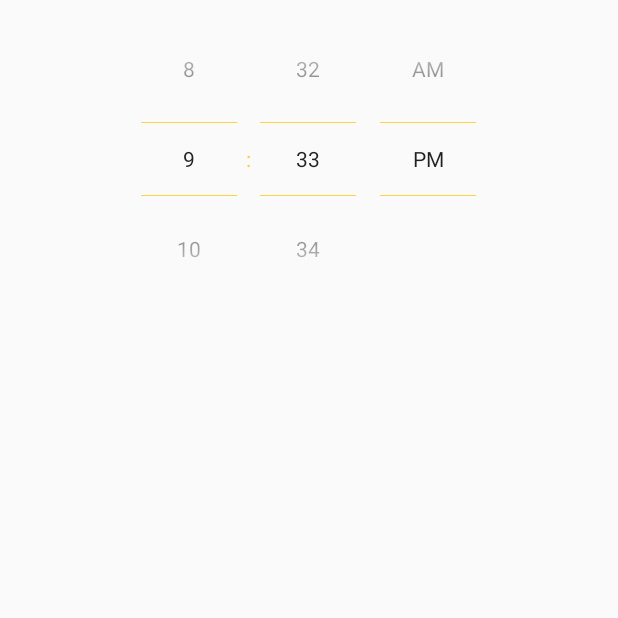
After one commit to zhaoliufeng/MyLab, an Android app: the CtmTimePickerActivity screen opened directly, with no data from a screen before it, on a phone screen of 412 x 824 dp, the top half of it. The commit adds this screen. Run offline under Robolectric (Android 15) with nearby library versions, the phone set to English and light mode, and no system bars.

Commit message:
环形色盘增加开关 彩色 色温的监听 添加自定义时间选择器 使用反射改变样式

```diff
--- a/app/src/main/AndroidManifest.xml
+++ b/app/src/main/AndroidManifest.xml
@@ -29,8 +29,9 @@
         <activity android:name=".ColorPicker.ColorPickerActivity" />
         <activity android:name=".CustomSeekBar.SeekBarActivity" />
         <activity android:name=".ColorPicker.RingColorPickerActivity" />
-        <activity android:name=".CoutomClickView.MulitClickActivity"/>
-        <activity android:name=".lab.ShaderActivity"/>
+        <activity android:name=".CoutomClickView.MulitClickActivity" />
+        <activity android:name=".lab.ShaderActivity" />
+        <activity android:name=".CtmTimePicker.CtmTimePickerActivity"></activity>
     </application>
 
 </manifest>
--- /dev/null
+++ b/app/src/main/java/me/zhaoliufeng/mylab/CtmTimePicker/CtmTimePickerActivity.java
@@ -0,0 +1,15 @@
+package me.zhaoliufeng.mylab.CtmTimePicker;
+
+import android.support.v7.app.AppCompatActivity;
+import android.os.Bundle;
+
+import me.zhaoliufeng.mylab.R;
+
+public class CtmTimePickerActivity extends AppCompatActivity {
+
+    @Override
+    protected void onCreate(Bundle savedInstanceState) {
+        super.onCreate(savedInstanceState);
+        setContentView(R.layout.activity_ctm_time_picker);
+    }
+}
--- a/app/src/main/java/me/zhaoliufeng/mylab/lab/LabActivity.java
+++ b/app/src/main/java/me/zhaoliufeng/mylab/lab/LabActivity.java
@@ -5,6 +5,7 @@ import android.support.v7.app.AppCompatActivity;
 import android.os.Bundle;
 import android.view.View;
 
+import me.zhaoliufeng.mylab.CtmTimePicker.CtmTimePickerActivity;
 import me.zhaoliufeng.mylab.R;
 
 public class LabActivity extends AppCompatActivity {
@@ -26,4 +27,9 @@ public class LabActivity extends AppCompatActivity {
     public void shaderOnClick(View view) {
         startActivity(new Intent(this, ShaderActivity.class));
     }
+
+    public void pickerOnClick(View view) {
+        startActivity(new Intent(this, CtmTimePickerActivity.class));
+    }
+
 }
--- /dev/null
+++ b/app/src/main/res/layout-v21/activity_ctm_time_picker.xml
@@ -0,0 +1,13 @@
+<?xml version="1.0" encoding="utf-8"?>
+<android.support.constraint.ConstraintLayout xmlns:android="http://schemas.android.com/apk/res/android"
+    xmlns:app="http://schemas.android.com/apk/res-auto"
+    xmlns:tools="http://schemas.android.com/tools"
+    android:layout_width="match_parent"
+    android:layout_height="match_parent"
+    tools:context="me.zhaoliufeng.mylab.CtmTimePicker.CtmTimePickerActivity">
+
+    <me.zhaoliufeng.customviews.CustomTimePicker
+        android:timePickerMode="spinner"
+        android:layout_width="match_parent"
+        android:layout_height="match_parent"/>
+</android.support.constraint.ConstraintLayout>
--- /dev/null
+++ b/app/src/main/res/layout/activity_ctm_time_picker.xml
@@ -0,0 +1,13 @@
+<?xml version="1.0" encoding="utf-8"?>
+<android.support.constraint.ConstraintLayout xmlns:android="http://schemas.android.com/apk/res/android"
+    xmlns:app="http://schemas.android.com/apk/res-auto"
+    xmlns:tools="http://schemas.android.com/tools"
+    android:layout_width="match_parent"
+    android:layout_height="match_parent"
+    tools:context="me.zhaoliufeng.mylab.CtmTimePicker.CtmTimePickerActivity">
+
+    <me.zhaoliufeng.customviews.CustomTimePicker
+        android:timePickerMode="spinner"
+        android:layout_width="match_parent"
+        android:layout_height="match_parent"/>
+</android.support.constraint.ConstraintLayout>
--- /dev/null
+++ b/customviews/src/main/java/me/zhaoliufeng/customviews/CustomTimePicker.java
@@ -0,0 +1,115 @@
+package me.zhaoliufeng.customviews;
+
+import android.content.Context;
+import android.graphics.Color;
+import android.graphics.drawable.ColorDrawable;
+import android.util.AttributeSet;
+import android.util.Log;
+import android.widget.NumberPicker;
+import android.widget.TextView;
+import android.widget.TimePicker;
+
+import java.lang.reflect.Field;
+
+/**
+ * Created by We-Smart on 2017/7/27.
+ */
+
+public class CustomTimePicker extends TimePicker {
+
+
+    public CustomTimePicker(Context context) {
+        super(context);
+        init();
+    }
+
+    public CustomTimePicker(Context context, AttributeSet attrs) {
+        super(context, attrs);
+        init();
+    }
+
+    public CustomTimePicker(Context context, AttributeSet attrs, int defStyleAttr) {
+        super(context, attrs, defStyleAttr);
+        init();
+    }
+
+    public void init()
+    {
+        getNumberPicker(this);
+    }
+
+
+    public void getNumberPicker(TimePicker timePicker)
+    {
+        try
+        {
+            Class<?> clazz = Class.forName("com.android.internal.R$id");
+            Field fieldHour = clazz.getField("hour");
+            fieldHour.setAccessible(true);
+            int hourId = fieldHour.getInt(null);
+            NumberPicker hourNumberPicker = (NumberPicker) timePicker.findViewById(hourId);
+            setDividerColor(hourNumberPicker);
+
+            Field fieldminute = clazz.getField("minute");
+            fieldminute.setAccessible(true);
+            int minuteId = fieldminute.getInt(null);
+            NumberPicker minuteNumberPicker = (NumberPicker) timePicker.findViewById(minuteId);
+            setDividerColor(minuteNumberPicker);
+
+            Field fieldampm = clazz.getField("amPm");
+            fieldminute.setAccessible(true);
+            int ampmId = fieldampm.getInt(null);
+            NumberPicker ampmNumberPicker = (NumberPicker) timePicker.findViewById(ampmId);
+            setDividerColor(ampmNumberPicker);
+
+            //更改冒号颜色
+            Field fieldDivider=clazz.getField("divider");
+            fieldDivider.setAccessible(true);
+            int dividerId=fieldDivider.getInt(null);
+            TextView textView=(TextView)timePicker.findViewById(dividerId);
+            textView.setTextColor(Color.parseColor("#FFCF2F"));
+
+        }
+        catch (Exception e)
+        {
+            e.printStackTrace();
+        }
+    }
+
+
+    public void setDividerColor(NumberPicker picker)
+    {
+        Field[] pickerFields = NumberPicker.class.getDeclaredFields();
+        for (java.lang.reflect.Field pf : pickerFields)
+        {
+            Log.v("setDividerColor", "pf:" + pf.getName() + " type :" + pf.getGenericType());
+            if (pf.getName().equals("mSelectionDivider"))//能找到这个域 （分割线视图)
+            {
+                Log.v("setDividerColor", "find......mSelectionDivider");
+                pf.setAccessible(true);
+                try
+                {
+                    ColorDrawable colorDrawable = new ColorDrawable();
+                    colorDrawable.setColor(Color.parseColor("#FFCF2F"));
+                    pf.set(picker, colorDrawable);
+                }
+                catch (Exception e)
+                {
+                    e.printStackTrace();
+                }
+            }
+            if (pf.getName().equals("mSelectionDividerHeight"))//找不到这个私有域，（分割线的厚度）
+            {
+                Log.v("PowerSet", "find......mSelectionDividerHeight.");
+                pf.setAccessible(true);
+                try {
+                    int result = 1;
+                    pf.set(picker, result);
+                } catch (Exception e) {
+                    e.printStackTrace();
+                }
+                break;
+            }
+        }
+    }
+}
```
Also changed, not shown: app/src/main/java/me/zhaoliufeng/mylab/ColorPicker/RingColorPickerActivity.java (+6 -1 lines), app/src/main/res/layout/activity_lab.xml (+7 -0 lines), customviews/src/main/java/me/zhaoliufeng/customviews/ViewColorPicker/RingColorPicker.java (+11 -3 lines).
